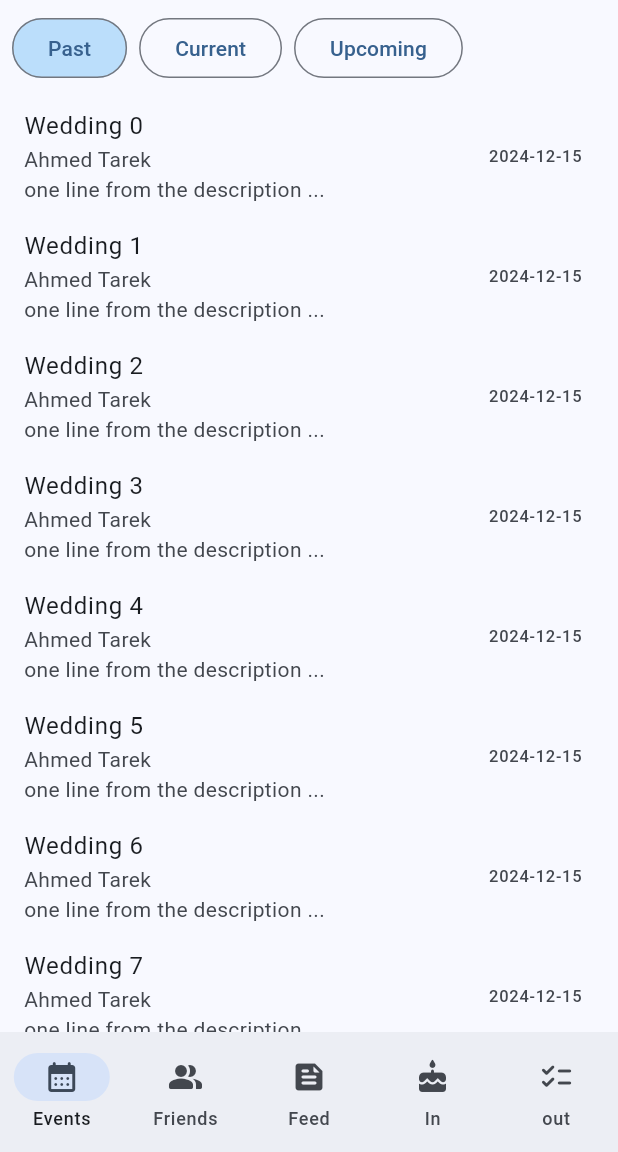
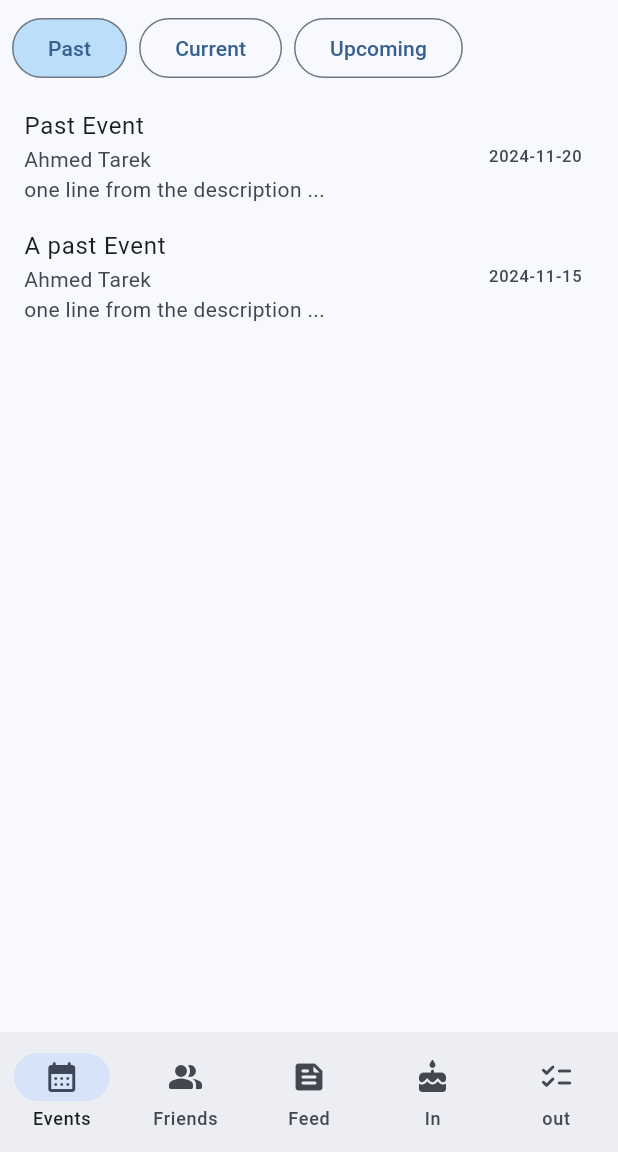
Before and after one commit to AhmedTareek/celebratio, a Flutter app: the screen it shows after launch, after a tap on "Past", on a phone screen of 412 x 824 dp, the part 84-1236 px from its top. Run offline on Flutter 3.47's test engine with Material 3 defaults, Android fonts, the phone set to English and light mode, and no system bars.

Commit message:
Added Filtering functionality based on Past, current and upcoming events

```diff
--- a/lib/Events.dart
+++ b/lib/Events.dart
@@ -1,6 +1,7 @@
 import 'package:celebratio/CustomWidget.dart';
 import 'package:celebratio/EventDetails.dart';
 import 'package:flutter/material.dart';
+import 'package:intl/intl.dart';
 
 class Events extends StatefulWidget {
   @override
@@ -8,11 +9,46 @@ class Events extends StatefulWidget {
 }
 
 class _EventState extends State<Events> {
-  int? selectedButtonIndex;
-  void changeButtonBackGroundColor(int idx, list) {
-    for (int i = 0; i < list.length; i++) {
-      list[i] = i == idx;
-    }
+  int selectedButtonIndex = 0;
+  final DateTime today = DateTime.now();
+  final List<Map<String, dynamic>> allEvents = [
+    // Example events with name and date
+    {"name": "Past Event", "date": DateTime(2024, 11, 20)},
+    {
+      "name": "Today's Event",
+      "date": DateTime(
+          DateTime.now().year, DateTime.now().month, DateTime.now().day)
+    },
+    {"name": "Upcoming Event", "date": DateTime(2024, 12, 5)},
+    {"name": "A past Event", "date": DateTime(2024, 11, 15)},
+  ];
+  List<Map<String, dynamic>> filteredEvents = [];
+
+  void _filterEvents() {
+    setState(() {
+      if (selectedButtonIndex == 0) {
+        // Past
+        filteredEvents = allEvents
+            .where((event) =>
+                event['date'].isBefore(today) &&
+                !(event['date'].year == today.year &&
+                    event['date'].month == today.month &&
+                    event['date'].day == today.day))
+            .toList();
+      } else if (selectedButtonIndex == 1) {
+        // Current
+        filteredEvents = allEvents
+            .where((event) =>
+                event['date'].year == today.year &&
+                event['date'].month == today.month &&
+                event['date'].day == today.day)
+            .toList();
+      } else if (selectedButtonIndex == 2) {
+        // Upcoming
+        filteredEvents =
+            allEvents.where((event) => event['date'].isAfter(today)).toList();
+      }
+    });
   }
   void _showOptionsDialog(int index) {
     showModalBottomSheet(
@@ -40,20 +76,48 @@ class _EventState extends State<Events> {
       },
     );
   }
+
+  @override
+  void initState() {
+    super.initState();
+    _filterEvents(); // Initialize filtered events
+  }
+
   @override
   Widget build(BuildContext context) {
     return CustomWidget(
-      newButton: NewButton(label: 'New Event',onPressed: (){}),
+        newButton: NewButton(label: 'New Event', onPressed: () {}),
         filterButtons: [
-          FilterButton(label: 'Past'),
-          FilterButton(label: 'Current'),
-          FilterButton(label: 'Upcoming'),
+          FilterButton(
+              label: 'Past',
+              onPressed: () {
+                setState(() {
+                  selectedButtonIndex = 0;
+                  _filterEvents();
+                });
+              }),
+          FilterButton(
+              label: 'Current',
+              onPressed: () {
+                setState(() {
+                  selectedButtonIndex = 1;
+                  _filterEvents();
+                });
+              }),
+          FilterButton(
+            label: 'Upcoming',
+            onPressed: () {
+              setState(() {
+                selectedButtonIndex = 2;
+                _filterEvents();
+              });
+            },
+          ),
         ],
-        sortOptions: [
-          SortOption(label: 'Name'),
-          SortOption(label: 'Category')
-        ],
+        sortOptions: [SortOption(label: 'Name'), SortOption(label: 'Category')],
         tileBuilder: (context, index) {
+          final formatter = DateFormat('yyyy-MM-dd');
+          final event = filteredEvents[index];
           return ListTile(
             onTap: () {
               Navigator.push(
@@ -65,8 +129,8 @@ class _EventState extends State<Events> {
               );
             },
             onLongPress: () => _showOptionsDialog(index),
-            trailing: Text('2024-12-15'),
-            title: Text('Wedding $index'),
+            trailing: Text(formatter.format(event['date'])),
+            title: Text(event['name']),
             subtitle: Column(
               crossAxisAlignment: CrossAxisAlignment.start,
               children: [
@@ -76,8 +140,7 @@ class _EventState extends State<Events> {
             ),
           );
         },
-        itemCount: 36);
-
+        itemCount: filteredEvents.length);
   }
 }
 
```
